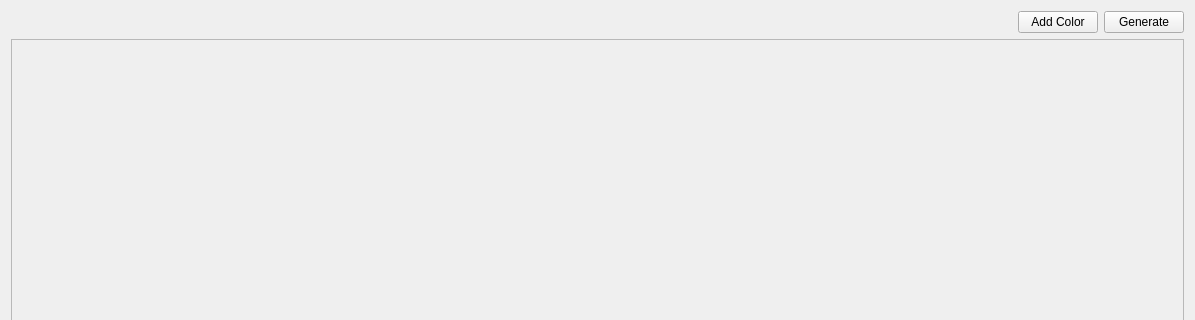
The window that src/widgets/colorpalettegeneratorwidget.ui (N1vn0vem8er/cutetoolbox) describes before a commit, drawn with Qt 5; both pictures show x 0 to 1195 and y 0 to 320 of the 1195 by 729 pixel window.
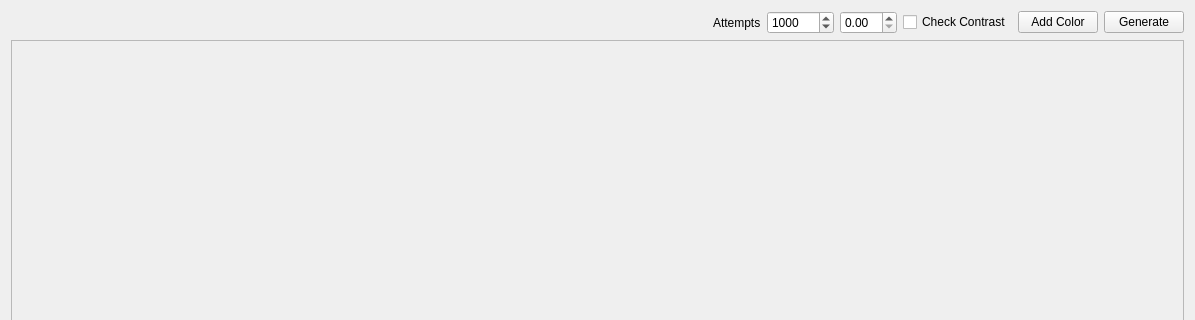
The same window after the commit. Icons and pictures are not drawn.

Commit message: Added generaing with contrast check

Diff of the .ui file:
```diff
--- a/src/widgets/colorpalettegeneratorwidget.ui
+++ b/src/widgets/colorpalettegeneratorwidget.ui
@@ -32,6 +32,40 @@
        </property>
       </spacer>
      </item>
+     <item>
+      <widget class="QLabel" name="attemptsLabel">
+       <property name="text">
+        <string>Attempts</string>
+       </property>
+      </widget>
+     </item>
+     <item>
+      <widget class="QSpinBox" name="attemptsSpinBox">
+       <property name="maximum">
+        <number>9999999</number>
+       </property>
+       <property name="value">
+        <number>1000</number>
+       </property>
+      </widget>
+     </item>
+     <item>
+      <widget class="QDoubleSpinBox" name="contrastSpinBox">
+       <property name="maximum">
+        <double>21.000000000000000</double>
+       </property>
+       <property name="singleStep">
+        <double>0.010000000000000</double>
+       </property>
+      </widget>
+     </item>
+     <item>
+      <widget class="QCheckBox" name="checkContrastCheckBox">
+       <property name="text">
+        <string>Check Contrast</string>
+       </property>
+      </widget>
+     </item>
      <item>
       <widget class="QPushButton" name="addColorButton">
        <property name="text">
@@ -65,7 +99,7 @@
         <x>0</x>
         <y>0</y>
         <width>1175</width>
-        <height>675</height>
+        <height>674</height>
        </rect>
       </property>
       <layout class="QHBoxLayout" name="horizontalLayout_3">
```
The commit also changes 5 other files.
